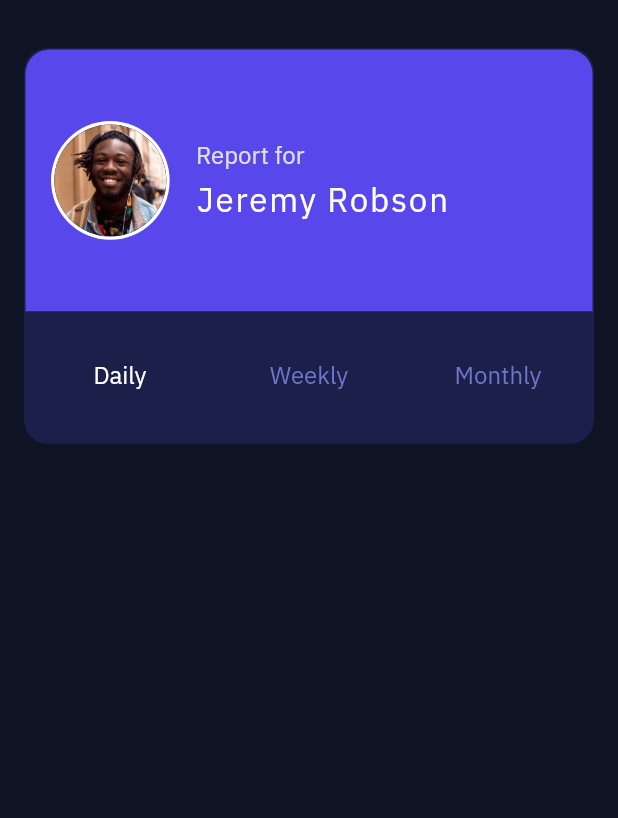
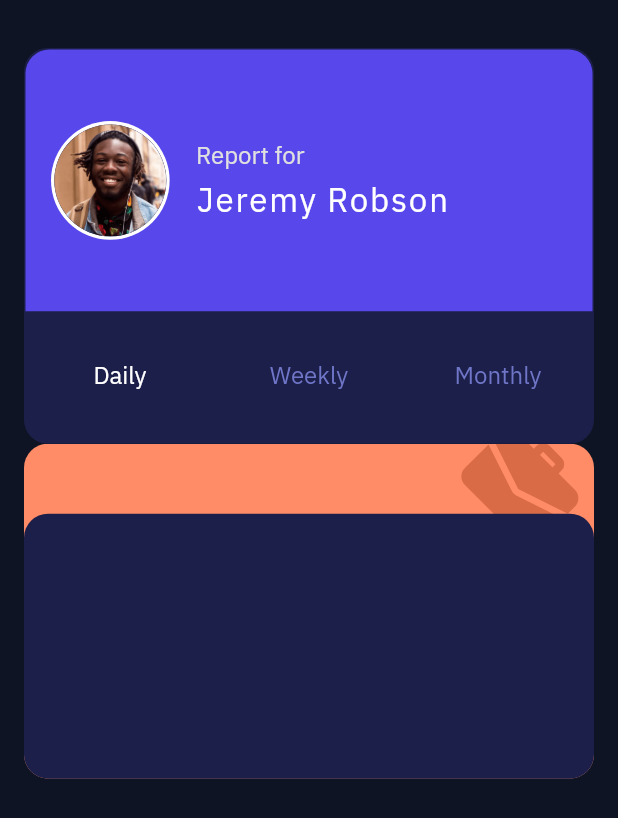
Before and after one commit to Mohammad-Ali96/time_tracking_task, a Flutter app: the screen it shows after launch, on a phone screen of 412 x 824 dp. Shown: the top 818 px of the screen. Run offline on Flutter 3.47's test engine with Material 2 defaults, Android fonts, the phone set to English and light mode, and no system bars; our stand-ins replace auto_route, dartz, dio, easy_localization, flutter_screenutil, flutter_svg and 5 more.

Commit message:
add task type enum

```diff
--- a/lib/core/presentation/resources/color_repository.dart
+++ b/lib/core/presentation/resources/color_repository.dart
@@ -2,12 +2,12 @@ import 'package:flutter/material.dart';
 
 class ColorRepository {
   static Color blue = const HSLColor.fromAHSL(1.0, 246, 0.8, 0.6).toColor();
-  static Color lightRedWork = HSLColor.fromAHSL(15, 100, 70, 1.0).toColor();
-  static Color lightRedStudy = HSLColor.fromAHSL(348, 100, 68, 1.0).toColor();
-  static Color softBluePlay = HSLColor.fromAHSL(195, 74, 62, 1.0).toColor();
-  static Color limeGreen = HSLColor.fromAHSL(145, 58, 55, 1.0).toColor();
-  static Color violet = HSLColor.fromAHSL(264, 64, 52, 1.0).toColor();
-  static Color softOrange = HSLColor.fromAHSL(43, 84, 65, 1.0).toColor();
+  static Color lightRedWork = const HSLColor.fromAHSL(1.0, 15, 1.0, 0.7).toColor();
+  static Color lightRedStudy = const HSLColor.fromAHSL(1.0, 348, 1.0, 0.68).toColor();
+  static Color softBluePlay = const HSLColor.fromAHSL(1.0, 195, 0.74, 0.62).toColor();
+  static Color limeGreen = const HSLColor.fromAHSL(1.0, 145, 0.58, 0.55).toColor();
+  static Color violet = const HSLColor.fromAHSL(1.0, 264, 0.64, 0.52).toColor();
+  static Color softOrange = const HSLColor.fromAHSL(1.0, 43, 0.84, 0.65).toColor();
   static Color doubleDarkBlue = const HSLColor.fromAHSL(1.0, 226, 0.43, 0.1).toColor();
   static Color darkBlue = const HSLColor.fromAHSL(1.0, 235, 0.46, 0.2).toColor();
   static Color desaturatedBlue = const HSLColor.fromAHSL(1.0, 235, 0.45, 0.61).toColor();
--- /dev/null
+++ b/lib/features/home_page/data/models/enum/task_type_model.dart
@@ -0,0 +1,22 @@
+import 'package:json_annotation/json_annotation.dart';
+import 'package:time_tracking/features/home_page/domain/enum/task_type.dart';
+
+enum TaskTypeModel {
+  @JsonValue('Work')
+  work,
+  @JsonValue('Play')
+  play,
+  @JsonValue('Study')
+  study,
+  @JsonValue('Exercise')
+  exercise,
+  @JsonValue('Social')
+  social,
+  @JsonValue('Self Car')
+  selfCar
+}
+
+extension MapToDomain on TaskTypeModel {
+  TaskType toDomain() =>
+      TaskType.values.firstWhere((element) => element.name == name);
+}
--- /dev/null
+++ b/lib/features/home_page/domain/enum/task_type.dart
@@ -0,0 +1 @@
+enum TaskType { work, play, study, exercise, social, selfCar }
--- a/lib/features/home_page/presentation/pages/home_page.dart
+++ b/lib/features/home_page/presentation/pages/home_page.dart
@@ -1,6 +1,7 @@
 import 'package:easy_localization/easy_localization.dart';
 import 'package:flutter/material.dart';
 import 'package:flutter_screenutil/flutter_screenutil.dart';
+import 'package:flutter_svg/flutter_svg.dart';
 import 'package:time_tracking/core/presentation/resources/color_repository.dart';
 import 'package:time_tracking/core/presentation/widgets/screen_loader.dart';
 import 'package:time_tracking/core/presentation/widgets/screen_utils.dart';
@@ -14,9 +15,14 @@ class HomePage extends StatefulWidget {
   HomePageState createState() => HomePageState();
 }
 
-class HomePageState extends State<HomePage> with ScreenUtils, ScreenLoader {
+class HomePageState extends State<HomePage>
+    with TickerProviderStateMixin, ScreenUtils, ScreenLoader {
+  late final TabController tabController;
+
   @override
   void initState() {
+    tabController =
+        TabController(length: IntervalEnum.values.length, vsync: this);
     super.initState();
   }
 
@@ -93,7 +99,7 @@ class HomePageState extends State<HomePage> with ScreenUtils, ScreenLoader {
                         ),
                       ),
                     ),
-                    Container(
+                    SizedBox(
                       height: 86.h,
                       child: DefaultTabController(
                         length: IntervalEnum.values.length,
@@ -101,6 +107,7 @@ class HomePageState extends State<HomePage> with ScreenUtils, ScreenLoader {
                           children: [
                             Expanded(
                               child: TabBar(
+                                controller: tabController,
                                 indicator: const BoxDecoration(
                                   backgroundBlendMode: null,
                                 ),
@@ -126,6 +133,62 @@ class HomePageState extends State<HomePage> with ScreenUtils, ScreenLoader {
                   ],
                 ),
               ),
+              Expanded(
+                child: TabBarView(
+                  controller: tabController,
+                  children: [
+                    ListView(
+                      children: [
+                        Container(
+                            height: 220.h,
+                            decoration: BoxDecoration(
+                              color: ColorRepository.lightRedWork,
+                              borderRadius:
+                                  const BorderRadius.all(Radius.circular(16)),
+                            ),
+                            child: Stack(
+                              alignment: Alignment.topRight,
+                              children: [
+                                Positioned(
+                                  top: -10,
+                                  right: 10,
+                                  child: Row(
+                                    children: [
+                                      SvgPicture.asset(
+                                        Assets.icons.task.iconWork,
+                                        fit: BoxFit.fitHeight,
+                                      ),
+                                    ],
+                                  ),
+                                ),
+
+                                Positioned(
+                                  bottom: 0,
+                                  child: Container(
+                                    height: 174.h,
+                                    width: MediaQuery.of(context).size.width - 32,
+                                    decoration: BoxDecoration(
+                                      color: ColorRepository.darkBlue,
+                                      borderRadius: const BorderRadius.all(
+                                          Radius.circular(16)),
+                                    ),
+                                    child: Column(
+                                      children: [
+                                        Expanded(child: Row()),
+                                        Expanded(child: Row()),
+                                      ],
+                                    ),
+                                  ),
+                                ),
+                              ],
+                            )),
+                      ],
+                    ),
+                    Container(),
+                    Container(),
+                  ],
+                ),
+              ),
             ],
           )),
     );
--- a/lib/main.dart
+++ b/lib/main.dart
@@ -1,3 +1,4 @@
+import 'package:flutter/services.dart';
 import 'package:time_tracking/core/domain/utils/app_environment.dart';
 import 'package:time_tracking/injection.dart';
 import 'package:time_tracking/src/app.dart';
@@ -5,10 +6,13 @@ import 'package:easy_localization/easy_localization.dart';
 import 'package:flutter/cupertino.dart';
 
 Future<void> main() async {
+  SystemChrome.setPreferredOrientations([
+    DeviceOrientation.portraitUp,
+    DeviceOrientation.portraitDown
+  ]);
   WidgetsFlutterBinding.ensureInitialized();
   await EasyLocalization.ensureInitialized();
   await configureInjection(AppEnvironment.dev);
-
   runApp(
     EasyLocalization(
       supportedLocales: const [Locale('en')],
--- a/pubspec.yaml
+++ b/pubspec.yaml
@@ -28,6 +28,7 @@ dependencies:
   retrofit: ^3.0.1
   shared_preferences: ^2.0.12
   logger: ^1.1.0
+  flutter_svg: ^1.1.0
 
 dev_dependencies:
   flutter_test:
```
Also changed, not shown: pubspec.lock.
